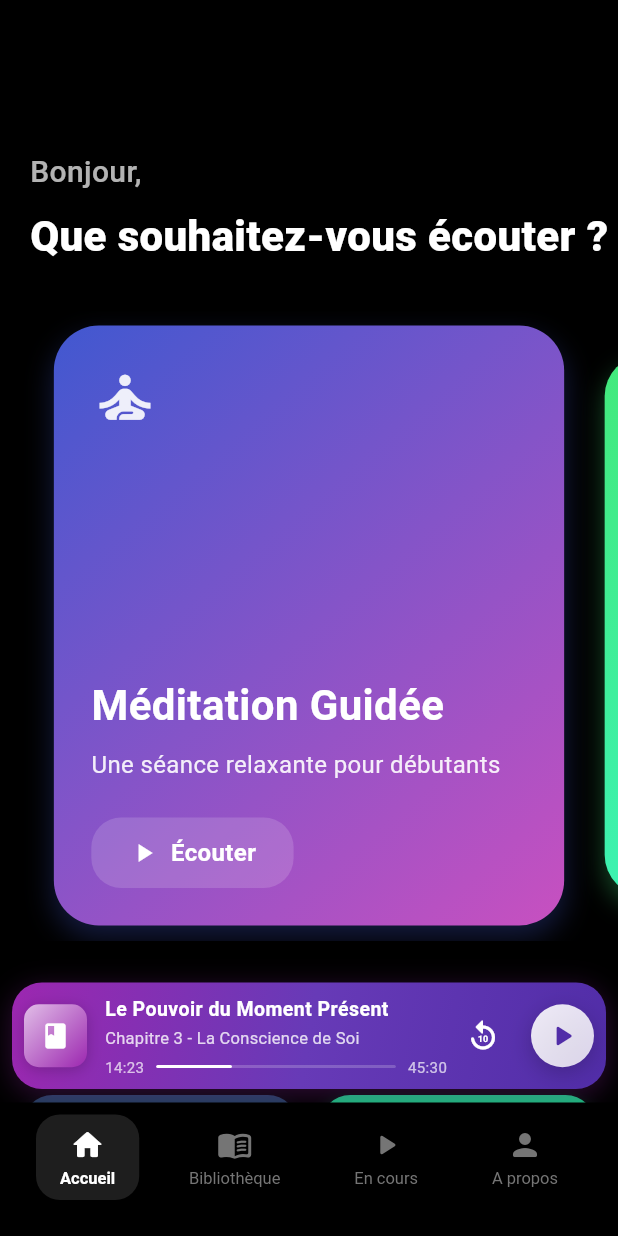
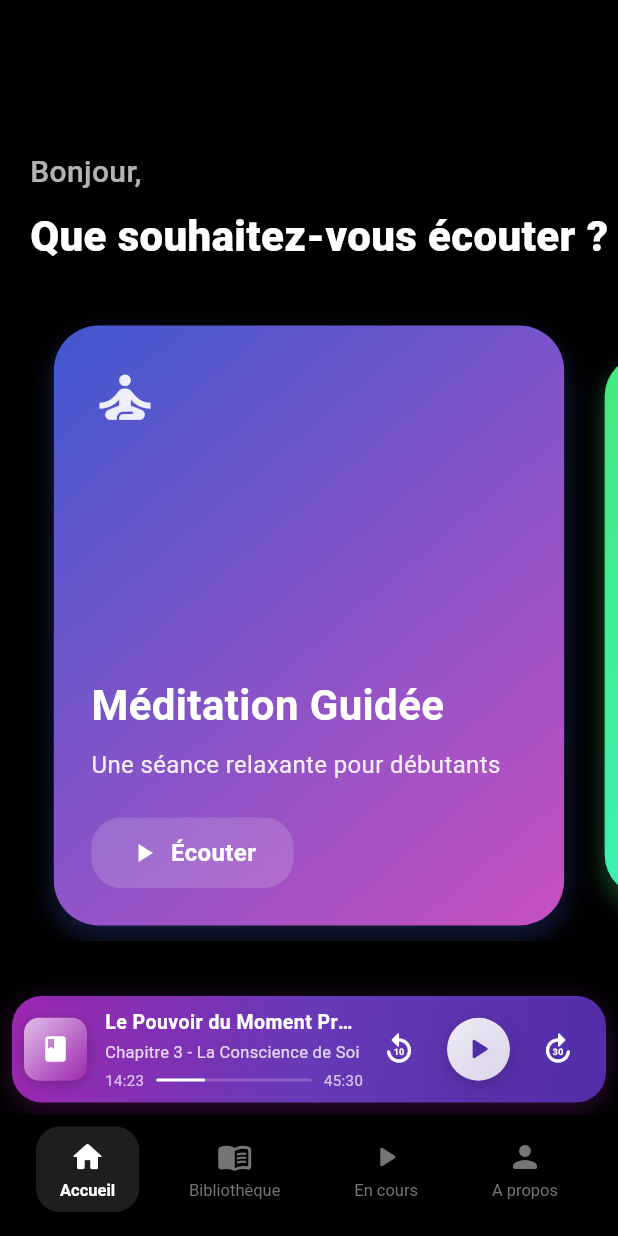
Before and after one commit to JulesNyom/Saga, a Flutter app: the screen it shows after launch, on a phone screen of 412 x 824 dp. Run offline on Flutter 3.47's test engine with Material 3 defaults, Android fonts, the phone set to English and light mode, and no system bars.

Commit message:
Made the play bar at the deep bottom, so the rest of the page is fully visible

```diff
--- a/saga/lib/screens/tab_manager.dart
+++ b/saga/lib/screens/tab_manager.dart
@@ -30,7 +30,6 @@ class _HomepageState extends State<Homepage> with TickerProviderStateMixin {
     setState(() {
       _isPlaying = !_isPlaying;
     });
-    // Add your audio player logic here
   }
 
   void _rewind10Seconds() {
@@ -38,7 +37,6 @@ class _HomepageState extends State<Homepage> with TickerProviderStateMixin {
     setState(() {
       _currentPosition = newPosition.isNegative ? Duration.zero : newPosition;
     });
-    // Add your audio seek logic here
   }
 
   void _forward30Seconds() {
@@ -47,7 +45,6 @@ class _HomepageState extends State<Homepage> with TickerProviderStateMixin {
       _currentPosition =
           newPosition > _totalDuration ? _totalDuration : newPosition;
     });
-    // Add your audio seek logic here
   }
 
   Widget _buildPlaybackBar() {
@@ -58,9 +55,9 @@ Widget _buildPlaybackBar() {
           begin: Alignment.topLeft,
           end: Alignment.bottomRight,
           colors: [
-          Color(0xFF9C27B0),  // Deep Purple
-          Color(0xFF673AB7),  // Purple
-          Color(0xFF512DA8),  // Deep Purple darker
+            Color(0xFF9C27B0),
+            Color(0xFF673AB7),
+            Color(0xFF512DA8),
           ],
         ),
         borderRadius: BorderRadius.circular(20),
@@ -181,11 +178,13 @@ Widget _buildPlaybackBar() {
                     size: 24,
                   ),
                   onPressed: _rewind10Seconds,
+                  padding: EdgeInsets.zero,
+                  constraints: const BoxConstraints(),
                 ),
                 Container(
                   height: 42,
                   width: 42,
-                margin: const EdgeInsets.only(left: 8),
+                  margin: const EdgeInsets.symmetric(horizontal: 8),
                   decoration: BoxDecoration(
                     gradient: LinearGradient(
                       begin: Alignment.topLeft,
@@ -211,61 +210,24 @@ Widget _buildPlaybackBar() {
                       size: 24,
                     ),
                     onPressed: _togglePlayPause,
+                    padding: EdgeInsets.zero,
+                    constraints: const BoxConstraints(),
                   ),
+                ),
+                IconButton(
+                  icon: const Icon(
+                    Icons.forward_30_rounded,
+                    color: Colors.white,
+                    size: 24,
+                  ),
+                  onPressed: _forward30Seconds,
+                  padding: EdgeInsets.zero,
+                  constraints: const BoxConstraints(),
                 ),
               ],
             ),
           ],
         ),
-    ),
-  );
-}
-
-  @override
-  Widget build(BuildContext context) {
-    return Scaffold(
-      backgroundColor: Colors.black,
-      body: Stack(
-        children: [
-          // Main content
-          AnimatedSwitcher(
-            duration: const Duration(milliseconds: 300),
-            child: _screens[_currentIndex],
-          ),
-
-          // Floating playback bar
-          Positioned(
-            left: 0,
-            right: 0,
-            bottom: 90,
-            child: _buildPlaybackBar(),
-          ),
-
-          // Bottom navigation with black background
-          Positioned(
-            left: 0,
-            right: 0,
-            bottom: 0,
-            child: Container(
-              color: Colors.black,
-              padding: const EdgeInsets.only(
-                top: 8, // Reduced from 12
-                bottom: 24, // Reduced from 32
-                left: 24,
-                right: 24,
-              ),
-              child: Row(
-                mainAxisAlignment: MainAxisAlignment.spaceBetween,
-                children: [
-                  _buildNavItem(0, "Accueil", Icons.home_rounded),
-                  _buildNavItem(1, "Bibliothèque", Icons.menu_book_rounded),
-                  _buildNavItem(2, "En cours", Icons.play_arrow_rounded),
-                  _buildNavItem(3, "A propos", Icons.person_rounded),
-                ],
-              ),
-            ),
-          ),
-        ],
       ),
     );
   }
@@ -284,7 +246,7 @@ Widget _buildPlaybackBar() {
         curve: Curves.easeInOut,
         padding: const EdgeInsets.symmetric(
           horizontal: 16,
-          vertical: 8, // Reduced from 12
+          vertical: 8,
         ),
         decoration: BoxDecoration(
           color: isSelected ? const Color(0xFF1E1E1E) : Colors.transparent,
@@ -296,13 +258,13 @@ Widget _buildPlaybackBar() {
             Icon(
               icon,
               color: isSelected ? Colors.white : Colors.grey.shade600,
-              size: 24, // Reduced from 26
+              size: 24,
             ),
-            const SizedBox(height: 4), // Reduced from 6
+            const SizedBox(height: 4),
             AnimatedDefaultTextStyle(
               duration: const Duration(milliseconds: 200),
               style: TextStyle(
-                fontSize: 11, // Reduced from 12
+                fontSize: 11,
                 fontWeight: isSelected ? FontWeight.w600 : FontWeight.normal,
                 color: isSelected ? Colors.white : Colors.grey.shade600,
               ),
@@ -313,4 +275,47 @@ Widget _buildPlaybackBar() {
       ),
     );
   }
+
+  @override
+  Widget build(BuildContext context) {
+    return SafeArea(
+      child: Scaffold(
+        backgroundColor: Colors.black,
+        body: Column(
+          children: [
+            // Main content area that can scroll
+            Expanded(
+              child: AnimatedSwitcher(
+                duration: const Duration(milliseconds: 300),
+                child: _screens[_currentIndex],
+              ),
+            ),
+
+            // Playback bar
+            _buildPlaybackBar(),
+
+            // Navigation bar
+            Container(
+              color: Colors.black,
+              padding: const EdgeInsets.only(
+                top: 8,
+                bottom: 16,
+                left: 24,
+                right: 24,
+              ),
+              child: Row(
+                mainAxisAlignment: MainAxisAlignment.spaceBetween,
+                children: [
+                  _buildNavItem(0, "Accueil", Icons.home_rounded),
+                  _buildNavItem(1, "Bibliothèque", Icons.menu_book_rounded),
+                  _buildNavItem(2, "En cours", Icons.play_arrow_rounded),
+                  _buildNavItem(3, "A propos", Icons.person_rounded),
+                ],
+              ),
+            ),
+          ],
+        ),
+      ),
+    );
   }
+}
```
Lines whose indentation alone changed are shown as unchanged.
